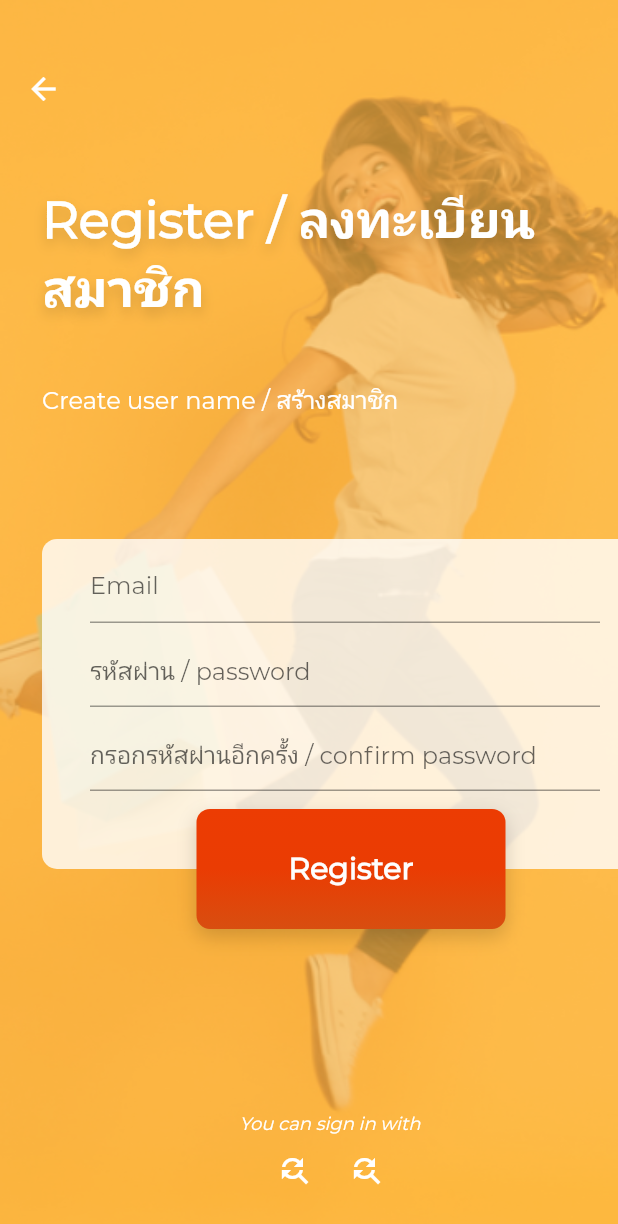
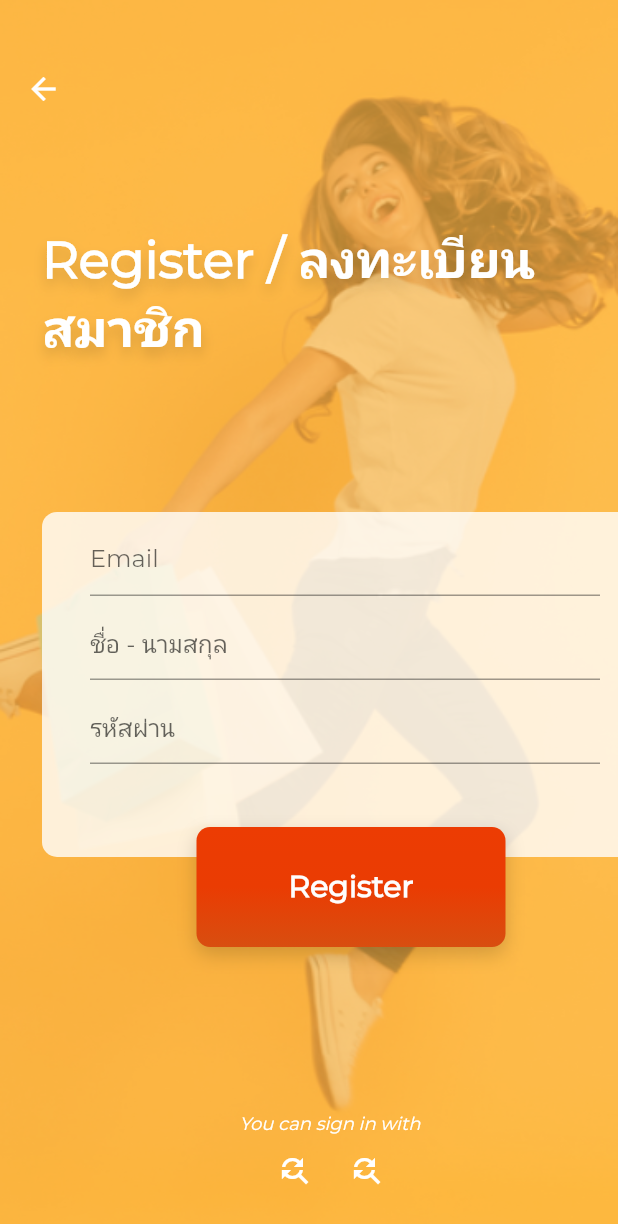
Before and after one commit to sojunbon/meplus, a Flutter app: the screen it shows after launch, after a tap on "Register", on a phone screen of 412 x 824 dp. Shown: the top 1224 px of the screen. Run offline on Flutter 3.47's test engine with Material 2 defaults, Android fonts, the phone set to English and light mode, and no system bars; our stand-ins replace cloud_firestore, connectivity, data_connection_checker, firebase_auth, firebase_storage, flutter_rating_bar and 9 more; missing offline and left inert: apple_sign_in, cloud_firestore_web, connectivity_for_web, firebase_auth_web, firebase_core_web, flutter_page_indicator and 3 more; accounts and stored records are empty; network calls fail.

Commit message:
update register page

```diff
--- a/lib/screens/authen/register_page.dart
+++ b/lib/screens/authen/register_page.dart
@@ -1,5 +1,13 @@
 import 'package:meplus/app_properties.dart';
 import 'package:flutter/material.dart';
+import 'package:firebase_auth/firebase_auth.dart';
+import 'package:cloud_firestore/cloud_firestore.dart';
+import 'package:meplus/providers/logger_service.dart';
+import 'package:meplus/providers/login_provider.dart';
+import 'package:meplus/screens/authen/welcome_back_page.dart';
+import 'package:meplus/screens/meplussrc/mainpage/memain_page.dart';
+import 'package:meplus/my_app.dart';
+import 'package:provider/provider.dart';
 
 //import 'forgot_password_page.dart';
 
@@ -9,11 +17,17 @@ class RegisterPage extends StatefulWidget {
 }
 
 class _RegisterPageState extends State<RegisterPage> {
-  TextEditingController email = TextEditingController(text: '');
+  TextEditingController emailString = TextEditingController(text: '');
+  TextEditingController nameString = TextEditingController(text: '');
+  TextEditingController passwordString = TextEditingController(text: '');
+  //TextEditingController cmfPassword = TextEditingController(text: '');
+  //String nameString, emailString, passwordString, cmfPassword;
+  final formKey = GlobalKey<FormState>();
+  FirebaseAuth firebaseAuth = FirebaseAuth.instance;
 
-  TextEditingController password = TextEditingController(text: '');
-
-  TextEditingController cmfPassword = TextEditingController(text: '');
+  String disname;
+  String dismail;
+  String dispass;
 
   @override
   Widget build(BuildContext context) {
@@ -44,14 +58,23 @@ class _RegisterPageState extends State<RegisterPage> {
 
     Widget registerButton = Positioned(
       left: MediaQuery.of(context).size.width / 4,
-      bottom: 40,
+      bottom: 10,
       child: InkWell(
-        /*
         onTap: () {
-          Navigator.of(context)
-              .push(MaterialPageRoute(builder: (_) => ForgotPasswordPage()));
+          // if (formKey.currentState.validate()) {
+          // formKey.currentState.save();
+          print(
+              'name = $nameString,namesirname = $nameString, email = $emailString, password = $passwordString');
+
+          // --- convert TextEditingController ---
+          disname = nameString.text;
+          dismail = emailString.text;
+          dispass = passwordString.text;
+          registerThread(dismail, dispass, disname);
+
+          //MemainPage();
+          // }
         },
-        */
         child: Container(
           width: MediaQuery.of(context).size.width / 2,
           height: 80,
@@ -81,7 +104,7 @@ class _RegisterPageState extends State<RegisterPage> {
       child: Stack(
         children: <Widget>[
           Container(
-            height: 220,
+            height: 230,
             width: MediaQuery.of(context).size.width,
             padding: const EdgeInsets.only(left: 32.0, right: 12.0),
             decoration: BoxDecoration(
@@ -95,7 +118,7 @@ class _RegisterPageState extends State<RegisterPage> {
                 Padding(
                   padding: const EdgeInsets.only(top: 8.0),
                   child: TextField(
-                    controller: email,
+                    controller: emailString,
                     decoration: InputDecoration(hintText: 'Email'),
                     style: TextStyle(fontSize: 16.0),
                   ),
@@ -103,23 +126,33 @@ class _RegisterPageState extends State<RegisterPage> {
                 Padding(
                   padding: const EdgeInsets.only(top: 8.0),
                   child: TextField(
-                    controller: password,
-                    decoration:
-                        InputDecoration(hintText: 'รหัสผ่าน / password'),
+                    controller: nameString,
+                    decoration: InputDecoration(hintText: 'ชื่อ - นามสกุล'),
                     style: TextStyle(fontSize: 16.0),
-                    obscureText: true,
                   ),
                 ),
                 Padding(
                   padding: const EdgeInsets.only(top: 8.0),
                   child: TextField(
-                    controller: cmfPassword,
-                    decoration: InputDecoration(
-                        hintText: 'กรอกรหัสผ่านอีกครั้ง / confirm password'),
+                    controller: passwordString,
+                    decoration: InputDecoration(hintText: 'รหัสผ่าน'),
                     style: TextStyle(fontSize: 16.0),
                     obscureText: true,
                   ),
                 ),
+
+                /*
+                Padding(
+                  padding: const EdgeInsets.only(top: 8.0),
+                  child: TextField(
+                    controller: cmfPassword,
+                    decoration:
+                        InputDecoration(hintText: 'กรอกรหัสผ่านอีกครั้ง'),
+                    style: TextStyle(fontSize: 16.0),
+                    obscureText: true,
+                  ),
+                ),
+                */
               ],
             ),
           ),
@@ -174,8 +207,8 @@ class _RegisterPageState extends State<RegisterPage> {
               children: <Widget>[
                 Spacer(flex: 3),
                 title,
-                Spacer(),
-                subTitle,
+                //Spacer(),
+                //subTitle,
                 Spacer(flex: 2),
                 registerForm,
                 Spacer(flex: 2),
@@ -199,4 +232,86 @@ class _RegisterPageState extends State<RegisterPage> {
       ),
     );
   }
+
+  Future<void> registerThread(
+      String getmail, String getpassword, String getname) async {
+    //String getmail = emailString.toString();
+    //String getpassword = passwordString.toString();
+    final FirebaseUser user =
+        (await FirebaseAuth.instance.createUserWithEmailAndPassword(
+                email: getmail, //emailString.toString(),
+                password: getpassword)) //passwordString.toString()))
+            .user;
+    await Firestore.instance.collection("users").document(user.uid).setData({
+      "name": getname, //nameString,
+      "namesirname": getname, //nameString,
+      "email": getmail, //emailString,
+      "password": getpassword, //passwordString,
+      "usertype": "user",
+      "uid": user.uid,
+      "bankname": "",
+      "bankaccount": "",
+      "phone": "",
+      "active": true,
+      "createdAt": FieldValue.serverTimestamp(),
+      "updatedAt": FieldValue.serverTimestamp()
+    }).catchError((response) {
+      print('response = ${response.toString()}');
+      String title = response.code;
+      String message = response.message;
+      myAlert(title, message);
+    });
+    //String title = "Save";
+    //String message = "Create user complete,please press back button.";
+    showAlertDialog(context);
+  }
+
+  void myAlert(String title, String message) {
+    showDialog(
+      context: context,
+      builder: (BuildContext context) {
+        return AlertDialog(
+          title: Text(title),
+          content: Text(message),
+        );
+      },
+    );
+  }
+
+  void showAlertDialog(BuildContext context) {
+    // set up the button
+    Widget okButton = TextButton(
+      child: Text("OK"),
+      onPressed: () {
+        Navigator.push(
+            context,
+            MaterialPageRoute(
+                builder: (context) =>
+                    MemainPage(user: context.watch<LoginProvider>().user)));
+
+        //MaterialPageRoute materialPageRoute = MaterialPageRoute(
+        //    builder: (BuildContext context) =>
+        //       MemainPage(user: context.watch<LoginProvider>().user));
+      },
+    );
+
+    // set up the AlertDialog
+    AlertDialog alert = AlertDialog(
+      title: Text("บันทึก"),
+      content: Text("สร้างผู้ใช้เรียบร้อย กรุณากดปุ่ม Back"),
+      actions: [
+        okButton,
+      ],
+    );
+
+    // show the dialog
+    showDialog(
+      context: context,
+      builder: (BuildContext context) {
+        return alert;
+      },
+    );
+  }
+//------------------------------------------------------
+
 }
--- a/lib/screens/authen/welcome_back_page.dart
+++ b/lib/screens/authen/welcome_back_page.dart
@@ -33,7 +33,7 @@ class WelcomeBackPage extends StatefulWidget {
 
 class _WelcomeBackPageState extends State<WelcomeBackPage> {
   IconData get icon => null;
-
+  final _key = GlobalKey<ScaffoldState>();
   @override
   void initState() {
     // initLineSdk();
@@ -74,6 +74,7 @@ class _WelcomeBackPageState extends State<WelcomeBackPage> {
     Widget loginButton = Positioned(
       left: MediaQuery.of(context).size.width / 4,
       bottom: 190,
+      key: _key,
       child: InkWell(
         /*
         onTap: () {
@@ -86,9 +87,8 @@ class _WelcomeBackPageState extends State<WelcomeBackPage> {
           if (!await context
               .read<LoginProvider>()
               .login(email.text, password.text)) {
-            // var key;
-            // key.currentState
-            //    .showSnackBar(SnackBar(content: Text('Unable to login.')));
+            _key.currentState;
+            // .showSnackBar(SnackBar(content: Text('Unable to login.')));
           }
         },
         child: Container(
@@ -127,8 +127,12 @@ class _WelcomeBackPageState extends State<WelcomeBackPage> {
       bottom: 100,
       child: InkWell(
         onTap: () {
-          Navigator.of(context)
-              .push(MaterialPageRoute(builder: (_) => RegisterPage()));
+          MaterialPageRoute materialPageRoute = MaterialPageRoute(
+              builder: (BuildContext context) => RegisterPage());
+          Navigator.of(context).push(materialPageRoute);
+
+          //Navigator.of(context)
+          //   .push(MaterialPageRoute(builder: (_) => RegisterPage()));
         },
         child: Container(
           //padding: const EdgeInsets.only(left: 32.0, right: 12.0),
```
Also changed, not shown: 3 other files.
